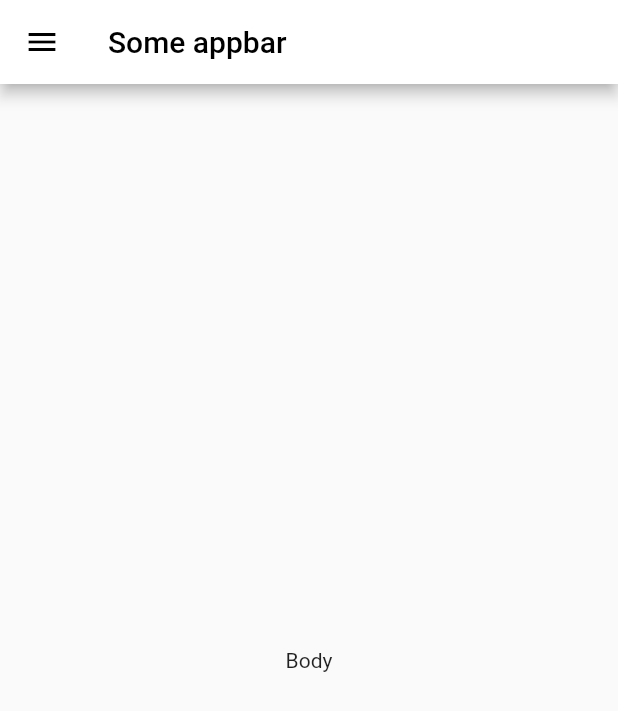
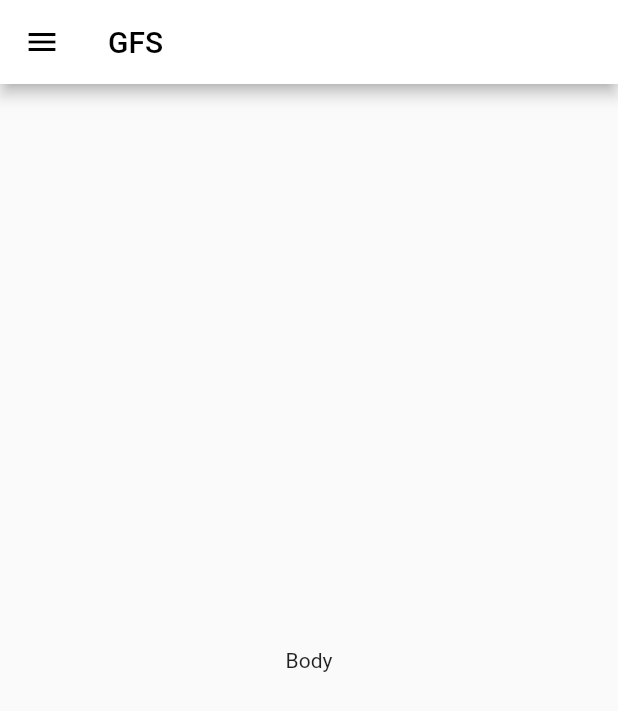
Before and after one commit to iTeam-S/GFS, a Flutter app: the screen it shows after launch, on a phone screen of 412 x 824 dp. Shown: the top 711 px of the screen. Run offline on Flutter 3.47's test engine with Material 2 defaults, Android fonts, the phone set to English and light mode, and no system bars; missing offline and left inert: fancy_drawer.

Commit message:
change icon

```diff
--- a/lib/main.dart
+++ b/lib/main.dart
@@ -63,52 +63,81 @@ class _HomeScreenState extends State<HomeScreen>
         backgroundColor: Colors.white,
         controller: _controller,
         drawerItems: <Widget>[
-          Text(
-            "Go to home",
-            style: TextStyle(
-              fontSize: 18,
-              color: Colors.purple.shade700,
-              fontWeight: FontWeight.bold,
-            ),
+          ListTile(
+              leading: Icon(
+                Icons.fastfood,
+                color: Colors.orange,
+              ),
+              title: Text(
+                "Cuisine",
+                style: TextStyle(color: Colors.orange, fontSize: 20),
+              )),
+          Divider(
+            height: 1,
           ),
-          Text(
-            "About us",
-            style: TextStyle(
-              fontSize: 18,
-              color: Colors.purple.shade700,
-              fontWeight: FontWeight.bold,
-            ),
+          ListTile(
+              leading: Icon(
+                Icons.chair,
+                color: Colors.orange,
+              ),
+              title: Text(
+                "Ménage",
+                style: TextStyle(color: Colors.orange, fontSize: 20),
+              )),
+          Divider(
+            height: 1,
           ),
-          Text(
-            "Our products",
-            style: TextStyle(
-              fontSize: 18,
-              color: Colors.purple.shade700,
-              fontWeight: FontWeight.bold,
-            ),
+          ListTile(
+              leading: Icon(
+                Icons.tungsten,
+                color: Colors.orange,
+              ),
+              title: Text(
+                "JIRAMA",
+                style: TextStyle(color: Colors.orange, fontSize: 20),
+              )),
+          Divider(
+            height: 1,
           ),
-          Text(
-            "Support us",
-            style: TextStyle(
-              fontSize: 18,
-              color: Colors.purple.shade700,
-              fontWeight: FontWeight.bold,
-            ),
+          ListTile(
+              leading: Icon(
+                Icons.paid,
+                color: Colors.orange,
+              ),
+              title: Text(
+                "Budget",
+                style: TextStyle(color: Colors.orange, fontSize: 20),
+              )),
+          Divider(
+            height: 1,
           ),
-          Text(
-            "Log out",
-            style: TextStyle(
-              fontSize: 18,
-              color: Colors.purple.shade700,
-              fontWeight: FontWeight.bold,
-            ),
+          ListTile(
+              leading: Icon(
+                Icons.engineering,
+                color: Colors.orange,
+              ),
+              title: Text(
+                "Tours",
+                style: TextStyle(color: Colors.orange, fontSize: 20),
+              )),
+          ListTile(
+              leading: Icon(
+                Icons.groups,
+                color: Colors.orange,
+              ),
+              title: Text(
+                "Membres",
+                style: TextStyle(color: Colors.orange, fontSize: 20),
+              )),
+          Divider(
+            height: 1,
           ),
         ],
         child: Scaffold(
           appBar: AppBar(
             elevation: 4.0,
             title: Text(
-              "Some appbar",
+              "GFS",
               style: TextStyle(color: Colors.black),
             ),
             backgroundColor: Colors.white,
```
